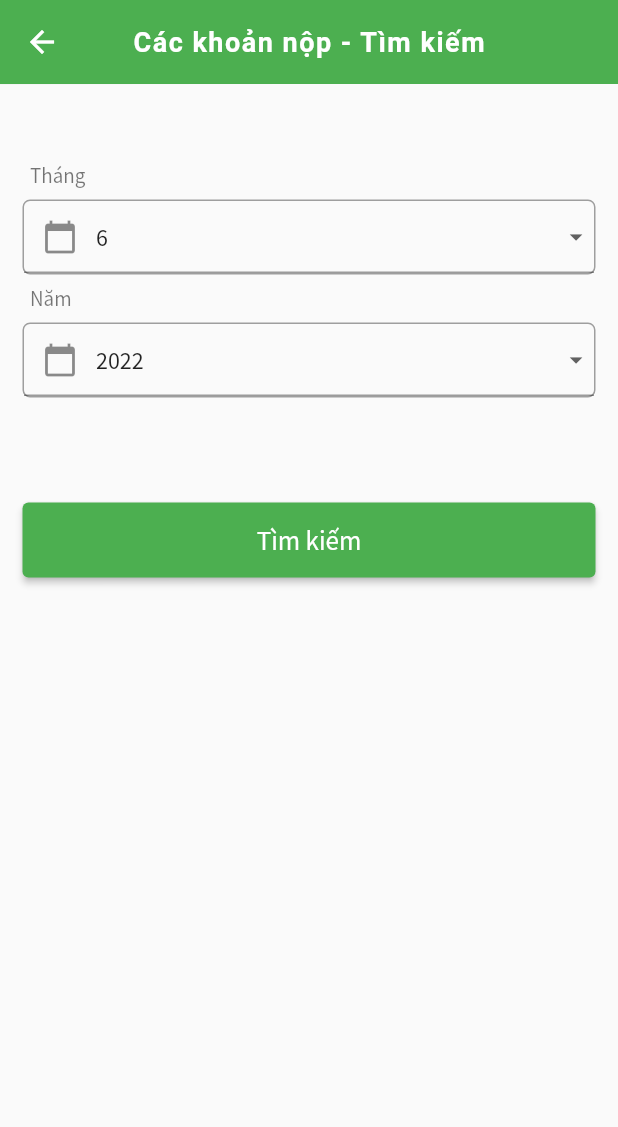
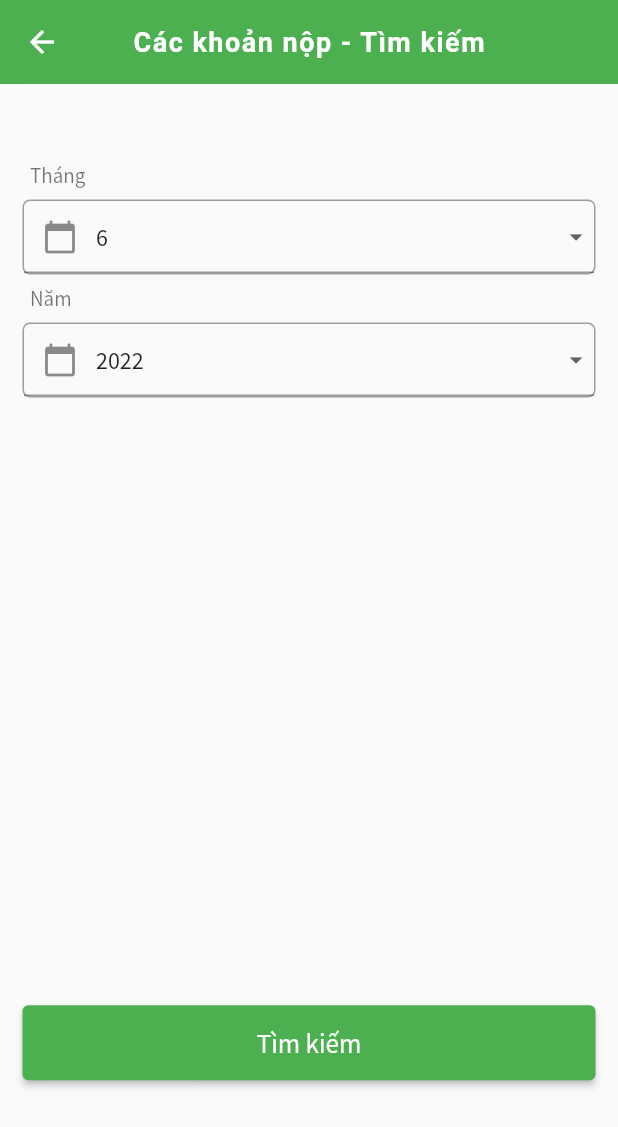
Before and after one commit to polo33333/mmsTN_app, a Flutter app: the HomeScreen screen opened by its route, after a tap on "Các khoản nộp", on a phone screen of 412 x 824 dp. Shown: the top 1127 px of the screen. Run offline on Flutter 3.47's test engine with Material 2 defaults, Android fonts, the phone set to English and light mode, and no system bars; drawn by our look-alikes of carousel_slider; our stand-ins replace flutter_svg, page_transition, shared_preferences; accounts and stored records are empty; Roboto replaces fonts that are missing (Calibre-Semibold).

Commit message:
edit label

```diff
--- a/lib/modules/feedback_page.dart
+++ b/lib/modules/feedback_page.dart
@@ -65,6 +65,8 @@ class _ReportPageState extends State<ReportPage> {
   @override
   Widget build(BuildContext context) {
     //final f = new DateFormat('dd-MM-yyyy');
+    Size size = MediaQuery.of(context).size;
+    final height = MediaQuery.of(context).size.height;
     final provider2 = Provider.of<MarketProvider>(context);
     return Scaffold(
         key: _globalKey,
@@ -88,6 +90,9 @@ class _ReportPageState extends State<ReportPage> {
             ? const Center(child: CircularProgressIndicator())
             : SingleChildScrollView(
                 padding: const EdgeInsets.all(10),
+                child: SizedBox(
+                  width: double.infinity,
+                  height: size.height - (size.height * 0.2),
                   child: Column(
                     children: [
                       Container(
@@ -319,6 +324,7 @@ class _ReportPageState extends State<ReportPage> {
                         width: double.infinity,
                         height: 20,
                       ),
+                      const Spacer(),
                       Container(
                         width: double.infinity,
                         margin: const EdgeInsets.all(5.0),
@@ -348,6 +354,7 @@ class _ReportPageState extends State<ReportPage> {
                             child: const Text("Gửi phản ánh")),
                       )
                     ],
+                  ),
                 )));
   }
 
--- a/lib/modules/home_page.dart
+++ b/lib/modules/home_page.dart
@@ -227,7 +227,7 @@ class _HomeScreenState extends State<HomeScreen> {
                 child: GridView.count(
                   crossAxisCount: 2,
                   childAspectRatio:
-                  (2 * widthScreen + 10) / (1 * bodyHeight + 10),
+                  (2 * widthScreen + 50) / (1 * bodyHeight + 10),
                   padding: const EdgeInsets.all(3),
                   scrollDirection: Axis.vertical,
                   physics: const NeverScrollableScrollPhysics(),
@@ -315,9 +315,10 @@ class _HomeScreenState extends State<HomeScreen> {
   Widget makeDashboardItem(
       String title, IconData icon, Color colorBox, Widget router) {
     return Container(
-      margin: const EdgeInsets.all(8),
       child: InkWell(
         child: Container(
+          margin: const EdgeInsets.all(5),
+          padding: const EdgeInsets.all(5),
           decoration: BoxDecoration(
             color: colorBox,
             borderRadius: BorderRadius.circular(12),
@@ -338,7 +339,7 @@ class _HomeScreenState extends State<HomeScreen> {
                 padding: const EdgeInsets.all(8),
                 child: Icon(
                   icon,
-                  size: 50.0,
+                  size: 40.0,
                   color: Colors.white,
                 ),
               ),
@@ -346,7 +347,7 @@ class _HomeScreenState extends State<HomeScreen> {
                 //color: Colors.green,
                 alignment: Alignment.center,
                 width: double.infinity,
-                height: 30,
+                height: 50,
                 child: Text(
                   title,
                   style: const TextStyle(fontSize: 16, color: Colors.white),
--- a/lib/modules/revenue/revenueSearch_page.dart
+++ b/lib/modules/revenue/revenueSearch_page.dart
@@ -52,6 +52,8 @@ class _RevenuePageState extends State<RevenuePage> {
   @override
   Widget build(BuildContext context) {
     //final f = new DateFormat('dd-MM-yyyy');
+    Size size = MediaQuery.of(context).size;
+    final height = MediaQuery.of(context).size.height;
     return Scaffold(
         key: _globalKey,
         appBar: AppBar(
@@ -72,6 +74,9 @@ class _RevenuePageState extends State<RevenuePage> {
         ),
         body: SingleChildScrollView(
             padding: const EdgeInsets.all(10),
+            child: SizedBox(
+              width: double.infinity,
+              height: size.height - (size.height * 0.2),
               child: Column(
                 children: [
                   const SizedBox(
@@ -145,10 +150,7 @@ class _RevenuePageState extends State<RevenuePage> {
                           setState(() {});
                         }),
                   ),
-                const SizedBox(
-                  width: double.infinity,
-                  height: 60,
-                ),
+                  const Spacer(),
                   Container(
                     width: double.infinity,
                     margin: const EdgeInsets.all(5.0),
@@ -173,6 +175,7 @@ class _RevenuePageState extends State<RevenuePage> {
                             style: TextStyle(fontSize: 18))),
                   )
                 ],
+              ),
             )));
   }
 }
```
Lines whose indentation alone changed are shown as unchanged.
